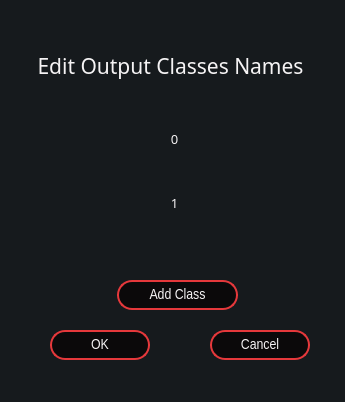
Old version of the form change-classes.ui in the repository heidariarash/NN2GUI.
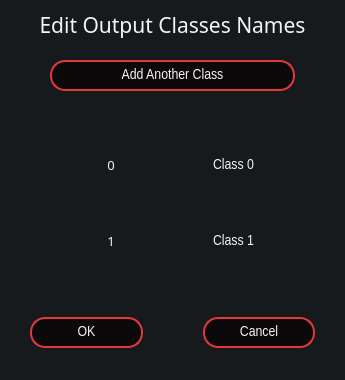
New version of the form.

Commit message: ui of change classes very good

What changed in the file:
```diff
--- a/change-classes.ui
+++ b/change-classes.ui
@@ -7,7 +7,7 @@
     <x>0</x>
     <y>0</y>
     <width>345</width>
-    <height>402</height>
+    <height>380</height>
    </rect>
   </property>
   <property name="windowTitle">
@@ -17,15 +17,60 @@
    <string notr="true">background-color: rgb(22, 26, 29);</string>
   </property>
   <widget class="QWidget" name="centralwidget">
+   <layout class="QGridLayout" name="gridLayout">
+    <property name="leftMargin">
+     <number>10</number>
+    </property>
+    <property name="topMargin">
+     <number>10</number>
+    </property>
+    <property name="rightMargin">
+     <number>10</number>
+    </property>
+    <property name="bottomMargin">
+     <number>10</number>
+    </property>
+    <property name="spacing">
+     <number>20</number>
+    </property>
+    <item row="6" column="0">
+     <widget class="QPushButton" name="ok">
+      <property name="sizePolicy">
+       <sizepolicy hsizetype="Preferred" vsizetype="Preferred">
+        <horstretch>0</horstretch>
+        <verstretch>10</verstretch>
+       </sizepolicy>
+      </property>
+      <property name="font">
+       <font>
+        <family>Arial Narrow</family>
+        <pointsize>11</pointsize>
+       </font>
+      </property>
+      <property name="cursor">
+       <cursorShape>PointingHandCursor</cursorShape>
+      </property>
+      <property name="styleSheet">
+       <string notr="true">QPushButton {
+    color: #F5F3F4;
+    border: 2px solid #E5383B;
+    border-radius: 15px;
+    background-color: #0B090A;
+	margin-left: 20px;
+	margin-right: 20px;
+}
+
+QPushButton:hover {
+    background-color: #A4161A;
+}</string>
+      </property>
+      <property name="text">
+       <string>OK</string>
+      </property>
+     </widget>
+    </item>
+    <item row="0" column="0" colspan="2">
    <widget class="QLabel" name="label">
-    <property name="geometry">
-     <rect>
-      <x>30</x>
-      <y>50</y>
-      <width>281</width>
-      <height>31</height>
-     </rect>
-    </property>
     <property name="font">
      <font>
       <family>MV Boli</family>
@@ -44,45 +89,95 @@
      <set>Qt::AlignCenter</set>
     </property>
    </widget>
-   <widget class="QWidget" name="verticalLayoutWidget">
-    <property name="geometry">
-     <rect>
-      <x>59</x>
-      <y>110</y>
-      <width>231</width>
-      <height>121</height>
-     </rect>
-    </property>
-    <layout class="QVBoxLayout" name="verticalLayout">
-     <item>
-      <layout class="QHBoxLayout" name="horizontalLayout_2">
-       <item>
-        <widget class="QLabel" name="label_2">
+    </item>
+    <item row="1" column="0" colspan="2">
+     <widget class="QPushButton" name="add_class">
+      <property name="sizePolicy">
+       <sizepolicy hsizetype="Preferred" vsizetype="Preferred">
+        <horstretch>0</horstretch>
+        <verstretch>10</verstretch>
+       </sizepolicy>
+      </property>
          <property name="font">
           <font>
-           <family>MV Boli</family>
-           <pointsize>10</pointsize>
-          </font>
-         </property>
+        <family>Arial Narrow</family>
+        <pointsize>11</pointsize>
+       </font>
+      </property>
+      <property name="cursor">
+       <cursorShape>PointingHandCursor</cursorShape>
+      </property>
          <property name="styleSheet">
-          <string notr="true">QLabel {
-	color: #F5F3F4;
+       <string notr="true">QPushButton {
+    color: #F5F3F4;
+    border: 2px solid #E5383B;
+    border-radius: 15px;
+    background-color: #0B090A;
+	margin-left: 40px;
+	margin-right: 40px;
+}
+
+QPushButton:hover {
+    background-color: #A4161A;
 }</string>
          </property>
          <property name="text">
-          <string>0</string>
-         </property>
-         <property name="alignment">
-          <set>Qt::AlignCenter</set>
+       <string>Add Another Class</string>
          </property>
         </widget>
        </item>
-      </layout>
-     </item>
-     <item>
-      <layout class="QHBoxLayout" name="horizontalLayout_3">
-       <item>
+    <item row="4" column="0" colspan="2">
+     <widget class="QScrollArea" name="scrollArea">
+      <property name="sizePolicy">
+       <sizepolicy hsizetype="Expanding" vsizetype="Expanding">
+        <horstretch>0</horstretch>
+        <verstretch>60</verstretch>
+       </sizepolicy>
+      </property>
+      <property name="minimumSize">
+       <size>
+        <width>0</width>
+        <height>0</height>
+       </size>
+      </property>
+      <property name="styleSheet">
+       <string notr="true">QScrollArea{
+	border:0px;
+}</string>
+      </property>
+      <property name="widgetResizable">
+       <bool>true</bool>
+      </property>
+      <widget class="QWidget" name="scrollAreaWidgetContents">
+       <property name="geometry">
+        <rect>
+         <x>0</x>
+         <y>0</y>
+         <width>325</width>
+         <height>189</height>
+        </rect>
+       </property>
+       <layout class="QGridLayout" name="gridLayout_3">
+        <item row="2" column="0">
         <widget class="QLabel" name="label_3">
+          <property name="sizePolicy">
+           <sizepolicy hsizetype="Preferred" vsizetype="Preferred">
+            <horstretch>30</horstretch>
+            <verstretch>0</verstretch>
+           </sizepolicy>
+          </property>
+          <property name="minimumSize">
+           <size>
+            <width>50</width>
+            <height>50</height>
+           </size>
+          </property>
+          <property name="maximumSize">
+           <size>
+            <width>50</width>
+            <height>50</height>
+           </size>
+          </property>
          <property name="font">
           <font>
            <family>MV Boli</family>
@@ -102,86 +197,139 @@
          </property>
         </widget>
        </item>
-      </layout>
-     </item>
-    </layout>
-   </widget>
-   <widget class="QPushButton" name="add_class">
-    <property name="geometry">
-     <rect>
-      <x>117</x>
-      <y>280</y>
-      <width>121</width>
-      <height>30</height>
-     </rect>
-    </property>
+        <item row="0" column="1">
+         <widget class="QLineEdit" name="lineEdit">
+          <property name="sizePolicy">
+           <sizepolicy hsizetype="Preferred" vsizetype="MinimumExpanding">
+            <horstretch>50</horstretch>
+            <verstretch>0</verstretch>
+           </sizepolicy>
+          </property>
+          <property name="minimumSize">
+           <size>
+            <width>50</width>
+            <height>50</height>
+           </size>
+          </property>
+          <property name="maximumSize">
+           <size>
+            <width>50</width>
+            <height>50</height>
+           </size>
+          </property>
     <property name="font">
      <font>
       <family>Arial Narrow</family>
       <pointsize>11</pointsize>
-     </font>
-    </property>
-    <property name="cursor">
-     <cursorShape>PointingHandCursor</cursorShape>
-    </property>
+            <underline>false</underline>
+           </font>
+          </property>
     <property name="styleSheet">
-     <string notr="true">QPushButton {
-    color: #F5F3F4;
-    border: 2px solid #E5383B;
-    border-radius: 15px;
-    background-color: #0B090A;
-}
-
-QPushButton:hover {
-    background-color: #A4161A;
+           <string notr="true">QLineEdit{
+	border: 0px;
+	border-bottom: 1px;
+	color: #F5F3F4;
 }</string>
     </property>
     <property name="text">
-     <string>Add Class</string>
-    </property>
-   </widget>
-   <widget class="QPushButton" name="ok">
-    <property name="geometry">
-     <rect>
-      <x>50</x>
-      <y>330</y>
-      <width>100</width>
-      <height>30</height>
-     </rect>
-    </property>
+           <string>Class 0</string>
+          </property>
+          <property name="alignment">
+           <set>Qt::AlignCenter</set>
+          </property>
+         </widget>
+        </item>
+        <item row="2" column="1">
+         <widget class="QLineEdit" name="lineEdit_2">
+          <property name="sizePolicy">
+           <sizepolicy hsizetype="Preferred" vsizetype="Preferred">
+            <horstretch>50</horstretch>
+            <verstretch>0</verstretch>
+           </sizepolicy>
+          </property>
+          <property name="minimumSize">
+           <size>
+            <width>50</width>
+            <height>50</height>
+           </size>
+          </property>
+          <property name="maximumSize">
+           <size>
+            <width>50</width>
+            <height>50</height>
+           </size>
+          </property>
     <property name="font">
      <font>
       <family>Arial Narrow</family>
       <pointsize>11</pointsize>
-     </font>
-    </property>
-    <property name="cursor">
-     <cursorShape>PointingHandCursor</cursorShape>
-    </property>
+            <underline>false</underline>
+           </font>
+          </property>
+          <property name="styleSheet">
+           <string notr="true">QLineEdit{
+	border: 0px;
+	color: #F5F3F4;
+}</string>
+          </property>
+          <property name="text">
+           <string>Class 1</string>
+          </property>
+          <property name="alignment">
+           <set>Qt::AlignCenter</set>
+          </property>
+         </widget>
+        </item>
+        <item row="0" column="0">
+         <widget class="QLabel" name="label_2">
+          <property name="sizePolicy">
+           <sizepolicy hsizetype="Preferred" vsizetype="Preferred">
+            <horstretch>30</horstretch>
+            <verstretch>0</verstretch>
+           </sizepolicy>
+          </property>
+          <property name="minimumSize">
+           <size>
+            <width>50</width>
+            <height>50</height>
+           </size>
+          </property>
+          <property name="maximumSize">
+           <size>
+            <width>50</width>
+            <height>50</height>
+           </size>
+          </property>
+          <property name="font">
+           <font>
+            <family>MV Boli</family>
+            <pointsize>10</pointsize>
+           </font>
+          </property>
     <property name="styleSheet">
-     <string notr="true">QPushButton {
-    color: #F5F3F4;
-    border: 2px solid #E5383B;
-    border-radius: 15px;
-    background-color: #0B090A;
-}
-
-QPushButton:hover {
-    background-color: #A4161A;
+           <string notr="true">QLabel {
+	color: #F5F3F4;
 }</string>
     </property>
     <property name="text">
-     <string>OK</string>
-    </property>
-   </widget>
+           <string>0</string>
+          </property>
+          <property name="alignment">
+           <set>Qt::AlignCenter</set>
+          </property>
+         </widget>
+        </item>
+       </layout>
+      </widget>
+     </widget>
+    </item>
+    <item row="6" column="1">
    <widget class="QPushButton" name="cancel">
-    <property name="geometry">
-     <rect>
-      <x>210</x>
-      <y>330</y>
-      <width>100</width>
-      <height>30</height>
-     </rect>
+      <property name="sizePolicy">
+       <sizepolicy hsizetype="Preferred" vsizetype="Preferred">
+        <horstretch>0</horstretch>
+        <verstretch>10</verstretch>
+       </sizepolicy>
     </property>
     <property name="font">
      <font>
@@ -198,6 +346,8 @@
     border: 2px solid #E5383B;
     border-radius: 15px;
     background-color: #0B090A;
+	margin-left: 20px;
+	margin-right: 20px;
 }
 
 QPushButton:hover {
@@ -208,6 +358,8 @@
      <string>Cancel</string>
     </property>
    </widget>
+    </item>
+   </layout>
   </widget>
   <widget class="QStatusBar" name="statusbar"/>
  </widget>
```
Lines whose indentation alone changed are shown as unchanged.
